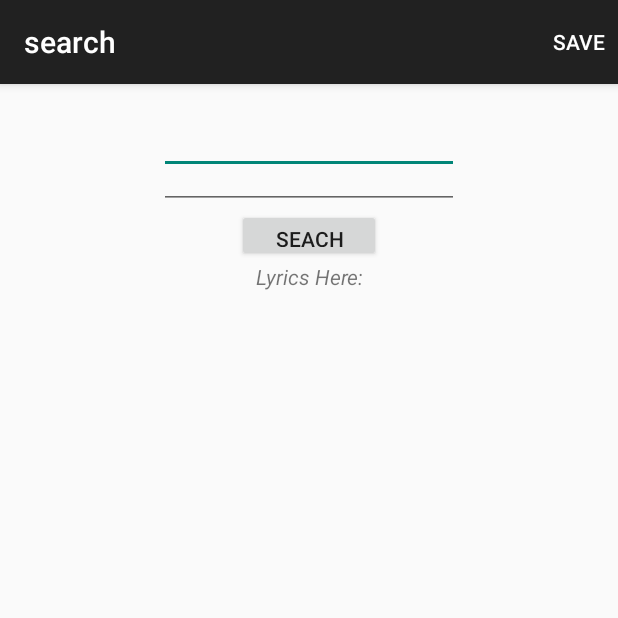
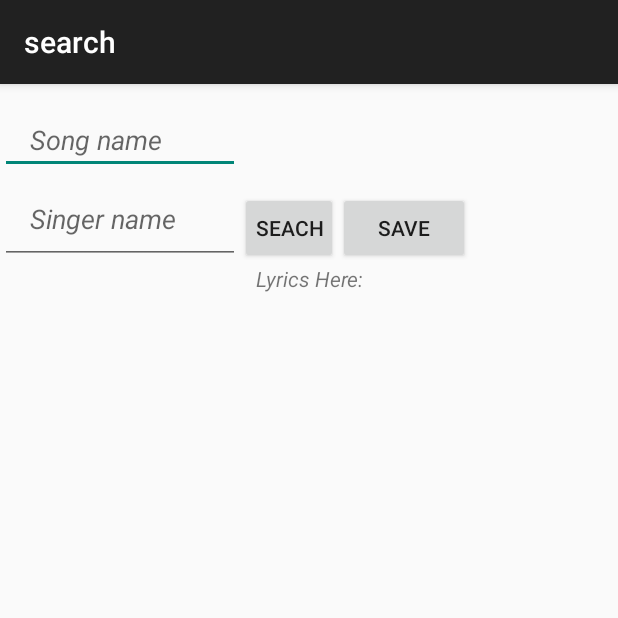
Before and after one commit to liaoxsong/GUITVI, an Android app: the SearchActivity screen opened directly, with no data from a screen before it, on a phone screen of 412 x 824 dp, the top half of it. Run offline under Robolectric (Android 15) with nearby library versions, the phone set to English and light mode, and no system bars.

Commit message:
changed search fragment layout

```diff
--- a/app/src/main/java/co/songliao/guitvi/SearchFragment.java
+++ b/app/src/main/java/co/songliao/guitvi/SearchFragment.java
@@ -51,6 +51,7 @@ public class SearchFragment extends Fragment {
     AutoCompleteTextView singerText;
 
     Button searchButton;
+    Button saveButton;
     TextView lyricsText;
 
 
@@ -96,6 +97,8 @@ public class SearchFragment extends Fragment {
         titleText = (AutoCompleteTextView) rootView.findViewById(R.id.editSong);
         singerText = (AutoCompleteTextView) rootView.findViewById(R.id.editSinger);
         searchButton = (Button) rootView.findViewById(R.id.searchButton);
+        saveButton = (Button) rootView.findViewById(R.id.save);
+
         lyricsText = (TextView) rootView.findViewById(R.id.textView);
 
         final ArrayAdapter<String> singerAdapter = new ArrayAdapter<String>
@@ -126,6 +129,7 @@ public class SearchFragment extends Fragment {
         });
 
         searchButton.setOnClickListener(searchHandler);
+        saveButton.setOnClickListener(saveHandler);
 
     }
 
@@ -134,6 +138,16 @@ public class SearchFragment extends Fragment {
             lyricsFound = false;
             fetchData();
         }
+    };
+
+    View.OnClickListener saveHandler = new View.OnClickListener(){
+         public  void onClick(View v){
+             if(lyricsFound){
+                saveData(titleText.getText().toString(),//get unmodified title and singer name
+                        singerText.getText().toString(),
+                        finalizedLyrics);
+            }
+         }
     };
 
     public void fetchData(){
@@ -224,19 +238,7 @@ public class SearchFragment extends Fragment {
     public boolean onOptionsItemSelected(MenuItem item) {
         int id = item.getItemId();
 
-        if (id ==R.id.save){
-            if(lyricsFound){
-               //
-                saveData(titleText.getText().toString(),//get unmodified title and singer name
-                        singerText.getText().toString(),
-                        finalizedLyrics);
-            }
-            else{
-                //Message.message(mContext,"lyrics not found!");
-            }
-        }
         return super.onOptionsItemSelected(item);
-
     }
 
     public void saveData(String theTitle, String theSinger,String theLyrics){
--- a/app/src/main/res/layout/fragment_search.xml
+++ b/app/src/main/res/layout/fragment_search.xml
@@ -1,59 +1,63 @@
 <?xml version="1.0" encoding="utf-8"?>
 
-<LinearLayout xmlns:android="http://schemas.android.com/apk/res/android"
-
+<RelativeLayout xmlns:android="http://schemas.android.com/apk/res/android"
     android:orientation="vertical"
     android:layout_width="match_parent"
     android:layout_height="match_parent"
-    android:weightSum="1">
-
-    <RelativeLayout
-        android:orientation="vertical"
-        android:layout_width="match_parent"
-        android:layout_height="wrap_content"
-        android:layout_weight="0.04">
-
+    >
     <AutoCompleteTextView
-            android:layout_width="200dp"
+        android:layout_width="160dp"
         android:layout_height="60dp"
         android:id="@+id/editSong"
         android:text=""
         android:textStyle="italic"
-
+        android:paddingLeft="20dp"
+        android:hint="Song name"
         android:paddingTop="25dp"
         android:layout_weight="0.04"
         android:layout_alignParentTop="true"
-            android:layout_centerHorizontal="true" />
+        android:layout_alignParentLeft="true"
+        android:layout_alignParentStart="true" />
 
     <AutoCompleteTextView
-            android:layout_width="200dp"
+        android:layout_width="160dp"
         android:layout_height="60dp"
-            android:text="justin bieber"
+
         android:textStyle="italic"
         android:id="@+id/editSinger"
-            android:padding="10dp"
+        android:hint= "Singer name"
+        android:paddingLeft="20dp"
+
         android:layout_weight="0.04"
         android:layout_below="@+id/editSong"
-            android:layout_alignLeft="@+id/editSong"
-            android:layout_alignStart="@+id/editSong" />
-
-
-    </RelativeLayout>
-
+        android:layout_alignParentLeft="true"
+        android:layout_alignParentStart="true" />
     <Button
         style="?android:attr/buttonStyleSmall"
-        android:layout_width="96dp"
-        android:layout_height="35dp"
+        android:layout_width="wrap_content"
+        android:layout_height="wrap_content"
         android:text="Seach"
         android:gravity="center"
         android:id="@+id/searchButton"
         android:padding="10dp"
-        android:layout_gravity="center_horizontal" />
+        android:layout_alignBottom="@+id/editSinger"
+        android:layout_toRightOf="@+id/editSinger"
+        android:layout_toEndOf="@+id/editSinger" />
 
+    <Button
+        android:layout_width="wrap_content"
+        android:layout_height="wrap_content"
+        android:text="Save"
+        android:id="@+id/save"
+        android:layout_gravity="center_horizontal"
+        android:layout_alignBottom="@+id/editSinger"
+        android:layout_toRightOf="@+id/searchButton"
+        android:layout_toEndOf="@+id/searchButton" />
     <ScrollView
         android:layout_width="match_parent"
         android:layout_height="match_parent"
-        android:id="@+id/scrollView">
+        android:id="@+id/scrollView"
+        android:layout_below="@+id/editSinger">
 
         <TextView
             android:layout_width="match_parent"
@@ -66,10 +70,6 @@
             android:textStyle="italic"
             />
     </ScrollView>
-    <android.support.v4.view.ViewPager
-        xmlns:android="http://schemas.android.com/apk/res/android"
-        android:id="@+id/pager"
-        android:layout_width="match_parent"
-        android:layout_height="match_parent" />
 
-</LinearLayout>
+
+</RelativeLayout>
--- a/app/src/main/res/layout/onerow.xml
+++ b/app/src/main/res/layout/onerow.xml
@@ -21,6 +21,7 @@
         android:layout_width="fill_parent"
         android:layout_height="match_parent"
         android:layout_alignParentTop="true"
+
         android:layout_toRightOf="@+id/albumView"
         android:layout_toEndOf="@+id/albumView"
         android:layout_alignParentBottom="true"
@@ -32,7 +33,7 @@
             android:textAppearance="?android:attr/textAppearanceMedium"
             android:text="Give Me Love"
             android:id="@+id/titleView"
-
+            android:textColor="@android:color/black"
             android:paddingLeft="10dp"
             android:paddingRight="10dp"
             android:paddingTop="5dp" />
@@ -43,6 +44,7 @@
             android:textAppearance="?android:attr/textAppearanceSmall"
             android:text="Ed Sheeran"
             android:id="@+id/singerView"
+            android:textColor="@android:color/black"
             android:paddingLeft="12dp"
             android:paddingRight="12dp"/>
     </LinearLayout>
--- a/app/src/main/res/menu/guiv.xml
+++ b/app/src/main/res/menu/guiv.xml
@@ -7,9 +7,5 @@
         android:orderInCategory="100"
         app:showAsAction="never" />
 
-    <item android:id="@+id/search"
-        android:title="search"
-        android:icon="@drawable/abc_ic_search_api_mtrl_alpha"
-        app:showAsAction="ifRoom"
-        android:actionViewClass="android.widget.SearchView" />
+
 </menu>
--- a/app/src/main/res/menu/menu_list.xml
+++ b/app/src/main/res/menu/menu_list.xml
@@ -2,10 +2,6 @@
 
 <menu xmlns:android="http://schemas.android.com/apk/res/android"
     xmlns:app="http://schemas.android.com/apk/res-auto" >
-        <item android:id="@+id/search_song"
-            android:title="search"
-            android:icon="@drawable/abc_ic_search_api_mtrl_alpha"
-            app:showAsAction="always"
-            android:actionViewClass="android.widget.SearchView" />
+
 
 </menu>
--- a/app/src/main/res/menu/menu_search_fragment.xml
+++ b/app/src/main/res/menu/menu_search_fragment.xml
@@ -1,10 +1,6 @@
 <?xml version="1.0" encoding="utf-8"?>
 <menu xmlns:android="http://schemas.android.com/apk/res/android"
     xmlns:app="http://schemas.android.com/apk/res-auto" >
-    <item android:id="@+id/save"
-        android:title="Save"
 
-        app:showAsAction="always"
-        android:actionViewClass="android.widget.SearchView" />
 
 </menu>
```
Also changed, not shown: app/build.gradle (+7 -0 lines), app/src/main/java/co/songliao/guitvi/ListFragment.java (+1 -26 lines), 1 other file. Lines whose indentation alone changed are shown as unchanged.
